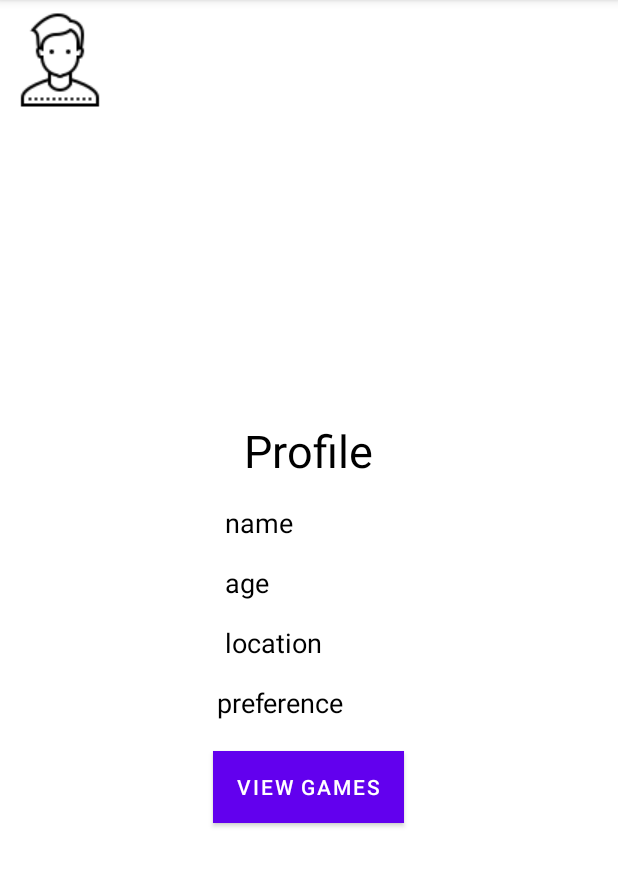
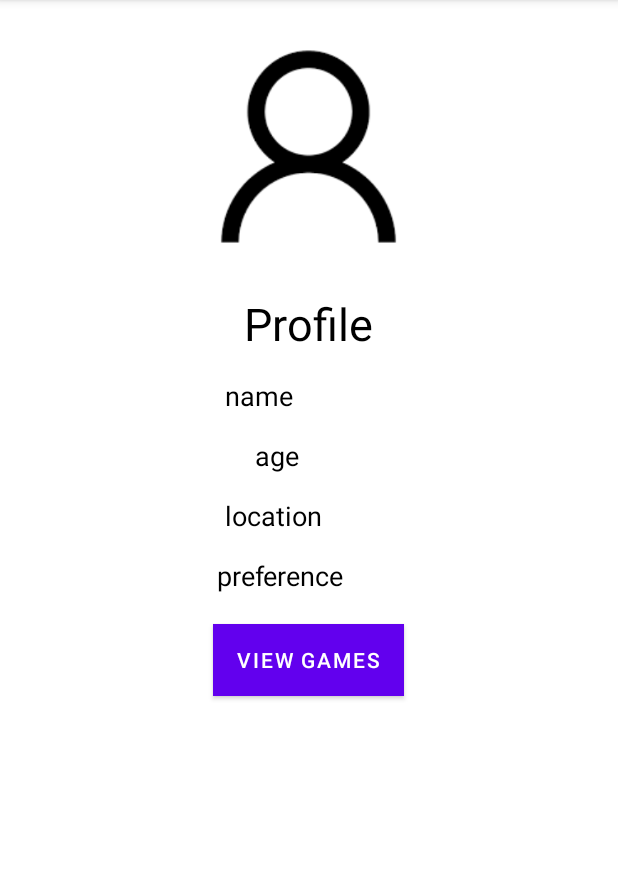
Before and after one commit to SMetto20/Gamezone, an Android app: the ProfileActivity screen opened directly, with no data from a screen before it, on a phone screen of 412 x 824 dp, the part 84-971 px from its top. Run offline under Robolectric (Android 15) with nearby library versions, the phone set to English and light mode, and no system bars; our stand-ins replace ButterKnife.

```diff
--- a/app/src/main/java/com/moringaschool/thegamezone/MainActivity.java
+++ b/app/src/main/java/com/moringaschool/thegamezone/MainActivity.java
@@ -45,8 +45,7 @@ public class MainActivity extends AppCompatActivity {
                 validatePreference();
                 validatePassword();
                 Toast.makeText(MainActivity.this, "Fill in required fields", Toast.LENGTH_LONG).show();
-
-                if(validateEmail()&&validatePreference()&&validatAge()&&validateUsername()&&validateLocation() && validatePassword()== true) {
+                if (validateEmail()&&validatePreference()&&validatAge()&&validateUsername()&&validateLocation() && validatePassword()== true) {
 
                     String username = meditText.getText().toString();
                     String location = mLocationEditText.getText().toString();
--- a/app/src/main/res/layout/activity_games.xml
+++ b/app/src/main/res/layout/activity_games.xml
@@ -1,12 +1,14 @@
 <?xml version="1.0" encoding="utf-8"?>
 <RelativeLayout xmlns:android="http://schemas.android.com/apk/res/android"
     android:layout_width="match_parent"
-    android:layout_height="match_parent">
+    android:layout_height="match_parent"
+    android:background="@color/black">
     <ListView
         android:layout_width="match_parent"
         android:layout_height="wrap_content"
         android:id="@+id/listView"
         android:layout_alignParentRight="true"
-        android:layout_alignParentEnd="true" />
+        android:layout_alignParentEnd="true"
+        android:background="@color/white"/>
 
 </RelativeLayout>
--- a/app/src/main/res/layout/activity_profile.xml
+++ b/app/src/main/res/layout/activity_profile.xml
@@ -3,12 +3,13 @@
     android:layout_width="match_parent"
     android:layout_height="match_parent"
     android:background="@color/white">
+
     <ImageView
-        android:layout_width="wrap_content"
-        android:layout_height="wrap_content"
         android:id="@+id/profileimage"
-        android:src="@drawable/profileicon"
-        />
+        android:layout_width="186dp"
+        android:layout_height="195dp"
+        android:layout_centerHorizontal="true"
+        android:src="@drawable/userpicture" />
 
     <TextView
         android:id="@+id/profile"
@@ -16,7 +17,7 @@
         android:layout_height="wrap_content"
         android:layout_below="@+id/profileimage"
         android:layout_centerHorizontal="true"
-        android:layout_marginTop="200dp"
+        android:layout_marginTop="0dp"
         android:textColor="@color/black"
         android:textSize="30sp"
         android:text="Profile"
@@ -55,7 +56,7 @@
         android:layout_height="wrap_content"
         android:layout_below="@+id/name"
         android:textColor="@color/black"
-        android:layout_marginLeft="150dp"
+        android:layout_marginLeft="170dp"
         android:paddingBottom="15dp"
         android:textSize="18sp"
         android:text="age"
@@ -89,7 +90,7 @@
         android:id="@+id/reallocTextView"
         android:layout_below="@+id/age"
         android:gravity="right"
-        android:layout_marginLeft="230dp"
+        android:layout_marginLeft="220dp"
         android:textSize="18sp"
         android:textColor="@color/black"
         />
@@ -111,9 +112,9 @@
         android:id="@+id/realprefTextView"
         android:layout_below="@+id/location"
         android:gravity="right"
-        android:layout_marginLeft="250dp"
+        android:layout_marginLeft="240dp"
         android:textSize="18sp"
-        android:textColor="@color/white"
+        android:textColor="@color/black"
         />
     <Button
         android:id="@+id/viewbutton"
```
Also changed, not shown: app/src/main/res/drawable-v24/userpicture.png (added), 3 other files.
